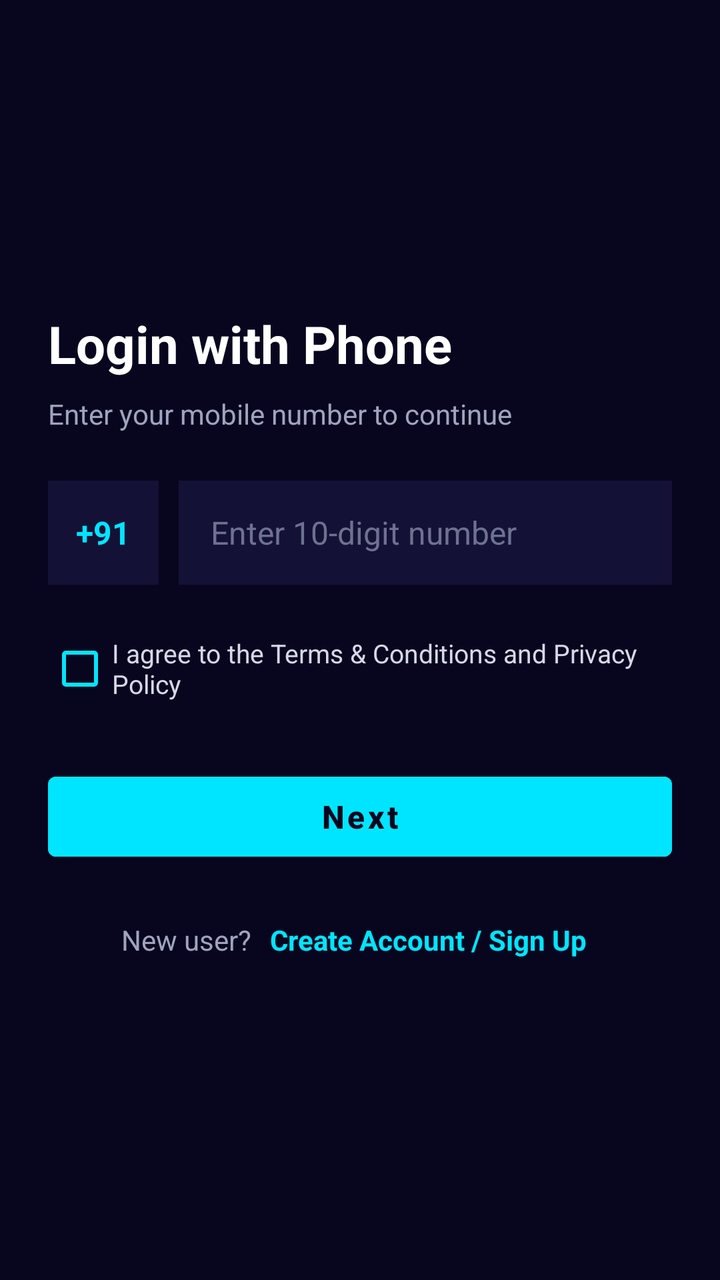
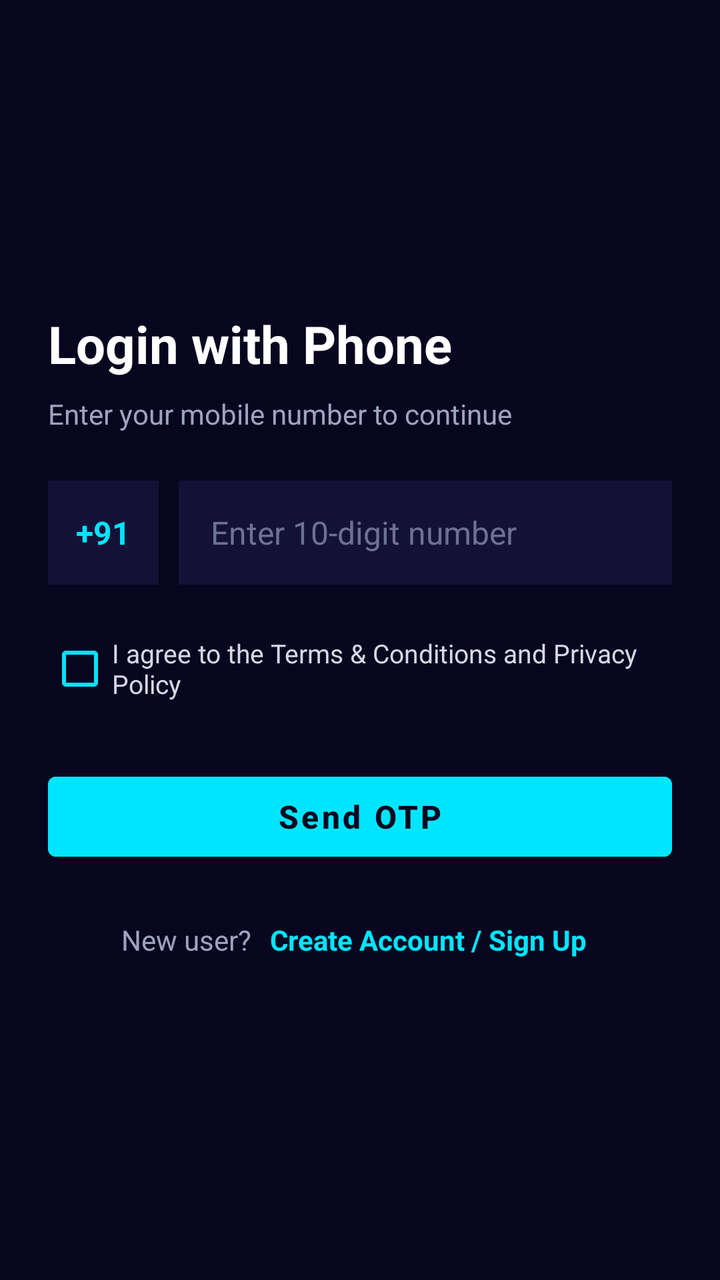

Before-and-after screenshots of an Android layout around one commit, followed by the original layout XML and the change that was made.
<!-- AndroidManifest.xml: application theme Theme.WPRD -->
<!-- res/layout/activity_phone_auth.xml -->
<?xml version="1.0" encoding="utf-8"?>
<ScrollView xmlns:android="http://schemas.android.com/apk/res/android"
    android:layout_width="match_parent"
    android:layout_height="match_parent"
    android:background="#08061F"
    android:fillViewport="true"
    android:fitsSystemWindows="true">

    <LinearLayout
        android:layout_width="match_parent"
        android:layout_height="wrap_content"
        android:orientation="vertical"
        android:padding="24dp"
        android:gravity="center_vertical">

        <TextView
            android:id="@+id/tvAuthTitle"
            android:layout_width="match_parent"
            android:layout_height="wrap_content"
            android:text="Login with Phone"
            android:textColor="#FFFFFF"
            android:textSize="26sp"
            android:textStyle="bold"
            android:layout_marginBottom="8dp" />

        <TextView
            android:id="@+id/tvAuthSubtitle"
            android:layout_width="match_parent"
            android:layout_height="wrap_content"
            android:text="Enter your mobile number to continue"
            android:textColor="#A0A3BD"
            android:textSize="14sp"
            android:layout_marginBottom="24dp" />

        <LinearLayout
            android:layout_width="match_parent"
            android:layout_height="wrap_content"
            android:orientation="horizontal"
            android:gravity="center_vertical"
            android:layout_marginBottom="18dp">

            <TextView
                android:id="@+id/tvCountryCode"
                android:layout_width="wrap_content"
                android:layout_height="52dp"
                android:gravity="center"
                android:paddingHorizontal="14dp"
                android:text="+91"
                android:textColor="#00E5FF"
                android:textSize="16sp"
                android:textStyle="bold"
                android:background="#141136"
                android:layout_marginEnd="10dp" />

            <EditText
                android:id="@+id/etPhoneNumber"
                android:layout_width="0dp"
                android:layout_height="52dp"
                android:layout_weight="1"
                android:autofillHints="phone"
                android:background="#141136"
                android:hint="Enter 10-digit number"
                android:inputType="phone"
                android:maxLength="15"
                android:paddingHorizontal="16dp"
                android:textColor="#FFFFFF"
                android:textColorHint="#6E7191"
                android:textSize="16sp" />
        </LinearLayout>

        <CheckBox
            android:id="@+id/cbTermsConditions"
            android:layout_width="match_parent"
            android:layout_height="wrap_content"
            android:buttonTint="#00E5FF"
            android:text="I agree to the Terms &amp; Conditions and Privacy Policy"
            android:textColor="#D6D8E7"
            android:textSize="13sp"
            android:layout_marginBottom="24dp" />

        <Button
            android:id="@+id/btnNextAuth"
            android:layout_width="match_parent"
            android:layout_height="52dp"
            android:backgroundTint="#00E5FF"
            android:text="Next"
            android:textAllCaps="false"
            android:textColor="#08061F"
            android:textSize="16sp"
            android:textStyle="bold"
            android:layout_marginBottom="20dp" />

        <LinearLayout
            android:layout_width="match_parent"
            android:layout_height="wrap_content"
            android:orientation="horizontal"
            android:gravity="center">

            <TextView
                android:layout_width="wrap_content"
                android:layout_height="wrap_content"
                android:text="New user? "
                android:textColor="#A0A3BD"
                android:textSize="14sp" />

            <TextView
                android:id="@+id/tvGoToSignUp"
                android:layout_width="wrap_content"
                android:layout_height="wrap_content"
                android:padding="6dp"
                android:text="Create Account / Sign Up"
                android:textColor="#00E5FF"
                android:textSize="14sp"
                android:textStyle="bold" />
        </LinearLayout>

    </LinearLayout>
</ScrollView>
<!-- resources referenced by this layout -->
<resources>
  <style name="Theme.WPRD" parent="Theme.MaterialComponents.DayNight.NoActionBar">
          <item name="colorPrimary">@color/cyan_neon</item>
          <item name="colorPrimaryVariant">@color/navy_primary</item>
          <item name="colorOnPrimary">@color/navy_dark</item>
          <item name="android:statusBarColor">@color/navy_dark</item>
          <item name="android:navigationBarColor">@color/navy_dark</item>
          <item name="android:windowBackground">@color/navy_dark</item>
      </style>
  <color name="cyan_neon">#00E5FF</color>
  <color name="navy_primary">#0F0C38</color>
  <color name="navy_dark">#08061F</color>
</resources>

<!-- the commit's change to res/layout/activity_phone_auth.xml (unified diff, before → after) -->
@@ -83,12 +83,65 @@
             android:layout_width="match_parent"
             android:layout_height="52dp"
             android:backgroundTint="#00E5FF"
-            android:text="Next"
+            android:text="Send OTP"
             android:textAllCaps="false"
             android:textColor="#08061F"
             android:textSize="16sp"
             android:textStyle="bold"
             android:layout_marginBottom="20dp" />
+
+        <LinearLayout
+            android:id="@+id/layoutOtpSection"
+            android:layout_width="match_parent"
+            android:layout_height="wrap_content"
+            android:orientation="vertical"
+            android:visibility="gone"
+            android:layout_marginBottom="20dp">
+
+            <TextView
+                android:id="@+id/tvOtpInfo"
+                android:layout_width="match_parent"
+                android:layout_height="wrap_content"
+                android:text="Enter the 6-digit OTP sent to your number"
+                android:textColor="#A0A3BD"
+                android:textSize="14sp"
+                android:layout_marginBottom="12dp" />
+
+            <EditText
+                android:id="@+id/etOtpCode"
+                android:layout_width="match_parent"
+                android:layout_height="52dp"
+                android:background="#141136"
+                android:hint="6-digit OTP"
+                android:inputType="number"
+                android:maxLength="6"
+                android:paddingHorizontal="16dp"
+                android:textColor="#FFFFFF"
+                android:textColorHint="#6E7191"
+                android:textSize="18sp"
+                android:layout_marginBottom="14dp" />
+
+            <Button
+                android:id="@+id/btnVerifyOtp"
+                android:layout_width="match_parent"
+                android:layout_height="52dp"
+                android:backgroundTint="#00E5FF"
+                android:text="Verify &amp; Continue"
+                android:textAllCaps="false"
+                android:textColor="#08061F"
+                android:textSize="16sp"
+                android:textStyle="bold"
+                android:layout_marginBottom="10dp" />
+
+            <TextView
+                android:id="@+id/tvResendOtp"
+                android:layout_width="wrap_content"
+                android:layout_height="wrap_content"
+                android:padding="6dp"
+                android:text="Resend OTP"
+                android:textColor="#00E5FF"
+                android:textSize="14sp" />
+        </LinearLayout>
 
         <LinearLayout
             android:layout_width="match_parent"
